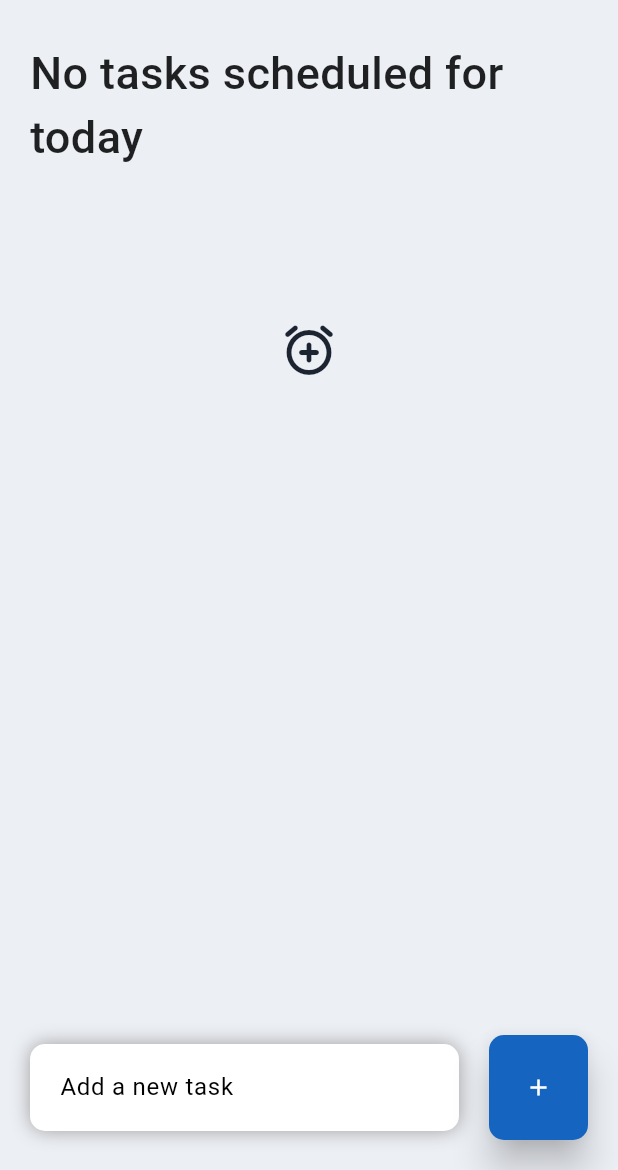
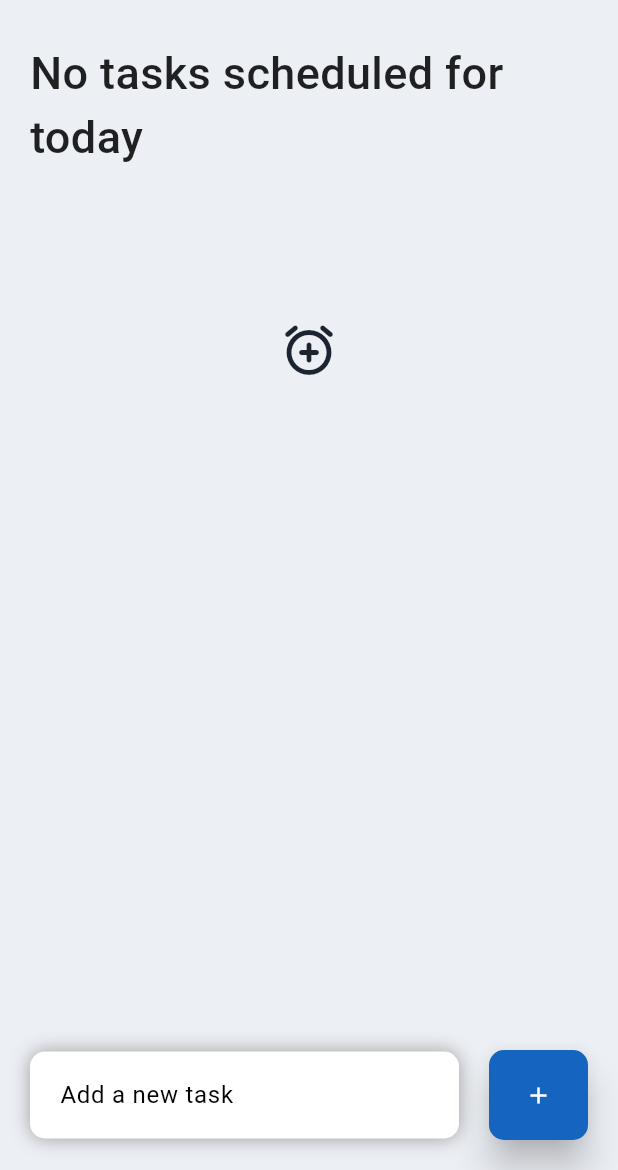
Before and after one commit to DarkMortal/FLUTTER-TODO, a Flutter app: the screen it shows after launch, on a phone screen of 412 x 824 dp, the part 66-1236 px from its top. Run offline on Flutter 3.47's test engine with Material 3 defaults, Android fonts, the phone set to English and light mode, and no system bars; our stand-ins replace fluttertoast, google_fonts, shared_preferences.

```diff
--- a/lib/screens/home.dart
+++ b/lib/screens/home.dart
@@ -137,7 +137,7 @@ class _HomeState extends State<Home> {
                     },
                     style: ElevatedButton.styleFrom(
                       backgroundColor: Colors.blue.shade800,
-                      minimumSize: const Size(60, 70),
+                      minimumSize: const Size(60, 60),
                       elevation: 10,
                       shape: RoundedRectangleBorder(
                         borderRadius: BorderRadius.circular(10.0),
```
Also changed, not shown: 1 other file.
